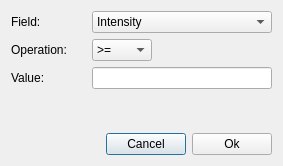
hroest/flaming-archer, file source/VISUAL/DIALOGS/DataFilterDialog.ui: the form before one commit.
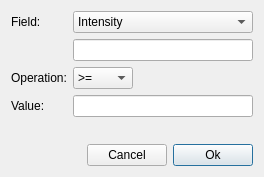
The form after the commit.

The edit to the form file:
```diff
--- a/source/VISUAL/DIALOGS/DataFilterDialog.ui
+++ b/source/VISUAL/DIALOGS/DataFilterDialog.ui
@@ -8,8 +8,8 @@
    <rect>
     <x>0</x>
     <y>0</y>
-    <width>283</width>
-    <height>166</height>
+    <width>257</width>
+    <height>177</height>
    </rect>
   </property>
   <property name="windowTitle" >
@@ -48,14 +48,24 @@
      </item>
     </widget>
    </item>
-   <item row="1" column="0" >
+   <item row="1" column="1" >
+    <widget class="QLineEdit" name="meta_name_" >
+     <property name="maximumSize" >
+      <size>
+       <width>180</width>
+       <height>16777215</height>
+      </size>
+     </property>
+    </widget>
+   </item>
+   <item row="2" column="0" >
     <widget class="QLabel" name="label_2" >
      <property name="text" >
       <string>Operation:</string>
      </property>
     </widget>
    </item>
-   <item row="1" column="1" >
+   <item row="2" column="1" >
     <widget class="QComboBox" name="op_" >
      <property name="maximumSize" >
       <size>
@@ -80,37 +90,37 @@
      </item>
     </widget>
    </item>
-   <item row="2" column="0" >
+   <item row="3" column="0" >
     <widget class="QLabel" name="label_3" >
      <property name="text" >
       <string>Value:</string>
      </property>
     </widget>
    </item>
-   <item row="2" column="1" >
-    <widget class="QLineEdit" name="value_" >
-     <property name="maximumSize" >
-      <size>
-       <width>180</width>
-       <height>16777215</height>
-      </size>
-     </property>
-    </widget>
-   </item>
    <item row="3" column="1" >
+    <widget class="QLineEdit" name="value_" >
+     <property name="maximumSize" >
+      <size>
+       <width>180</width>
+       <height>16777215</height>
+      </size>
+     </property>
+    </widget>
+   </item>
+   <item row="4" column="1" >
     <spacer>
      <property name="orientation" >
       <enum>Qt::Vertical</enum>
      </property>
      <property name="sizeHint" >
       <size>
-       <width>20</width>
-       <height>40</height>
+       <width>180</width>
+       <height>111</height>
       </size>
      </property>
     </spacer>
    </item>
-   <item row="4" column="0" colspan="2" >
+   <item row="5" column="0" colspan="2" >
     <layout class="QHBoxLayout" >
      <item>
       <spacer>
@@ -137,6 +147,9 @@
        <property name="text" >
         <string>Ok</string>
        </property>
+       <property name="default" >
+        <bool>true</bool>
+       </property>
       </widget>
      </item>
     </layout>
```
